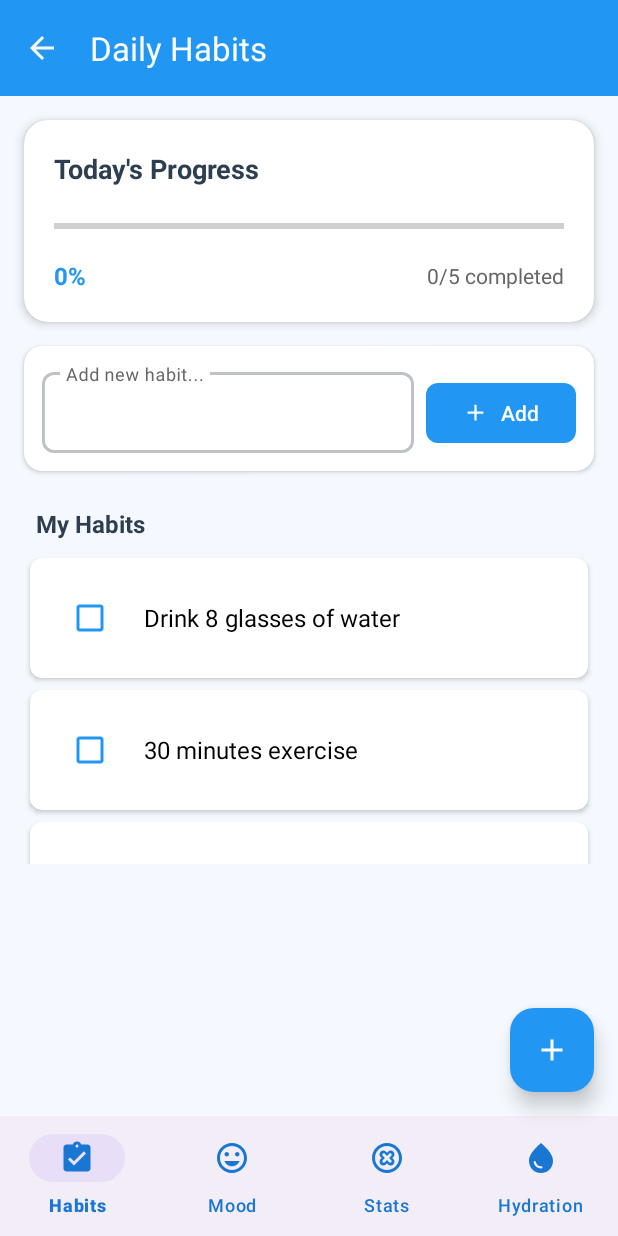
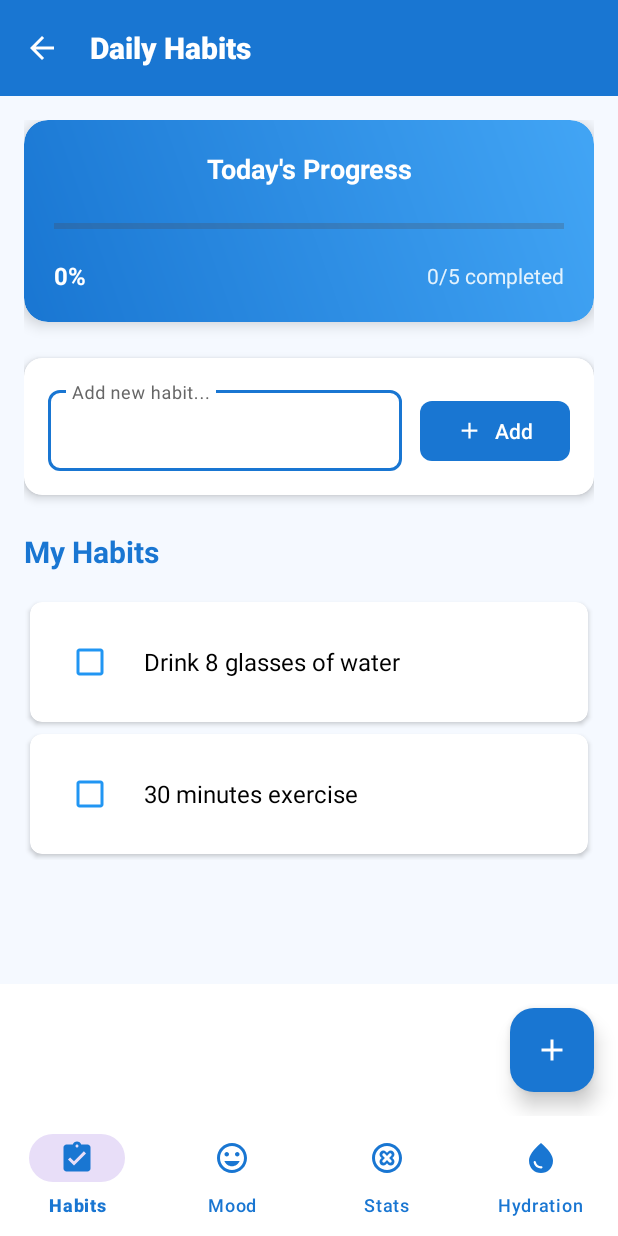
Before and after one commit to thusithassilva/HealthApp, an Android app: the HabitsActivity screen opened directly, with no data from a screen before it, on a phone screen of 412 x 824 dp. Run offline under Robolectric (Android 15) with nearby library versions, the phone set to English and light mode, and no system bars.

Commit message:
habit update1

```diff
--- a/app/src/main/java/com/example/healthapp/HabitsActivity.kt
+++ b/app/src/main/java/com/example/healthapp/HabitsActivity.kt
@@ -59,11 +59,12 @@ class HabitsActivity : AppCompatActivity() {
     }
 
     private fun setupClickListeners() {
+        // FAB click listener
         binding.fabAddHabit.setOnClickListener {
             showAddHabitDialog()
         }
 
-        // Add click listener for the Add button in the card
+        // Add button in the card click listener
         binding.btnAddHabit.setOnClickListener {
             showAddHabitDialog()
         }
--- a/app/src/main/res/layout/activity_habits.xml
+++ b/app/src/main/res/layout/activity_habits.xml
@@ -1,50 +1,61 @@
 <?xml version="1.0" encoding="utf-8"?>
-<androidx.coordinatorlayout.widget.CoordinatorLayout xmlns:android="http://schemas.android.com/apk/res/android"
+<LinearLayout xmlns:android="http://schemas.android.com/apk/res/android"
     xmlns:app="http://schemas.android.com/apk/res-auto"
     android:layout_width="match_parent"
     android:layout_height="match_parent"
-    android:background="@color/light_background">
+    android:orientation="vertical"
+    android:background="@color/white">
 
     <!-- Toolbar -->
     <com.google.android.material.appbar.MaterialToolbar
         android:id="@+id/toolbar"
         android:layout_width="match_parent"
         android:layout_height="?attr/actionBarSize"
-        android:background="@color/primary_color"
+        android:background="@color/primary_blue"
         android:theme="@style/ThemeOverlay.MaterialComponents.Dark.ActionBar"
         app:navigationIcon="@drawable/ic_arrow_back_white"
         app:title="Daily Habits"
-        app:titleTextColor="@color/white" />
+        app:titleTextColor="@color/white"
+        app:titleTextAppearance="@style/BoldToolbarTitle" />
+
+    <ScrollView
+        android:layout_width="match_parent"
+        android:layout_height="0dp"
+        android:layout_weight="1"
+        android:padding="16dp"
+        android:background="@color/light_background"
+        android:scrollbars="none">
 
         <LinearLayout
             android:layout_width="match_parent"
-        android:layout_height="match_parent"
-        android:orientation="vertical"
-        android:paddingTop="?attr/actionBarSize">
+            android:layout_height="wrap_content"
+            android:orientation="vertical">
 
             <!-- Progress Section -->
             <androidx.cardview.widget.CardView
                 android:layout_width="match_parent"
                 android:layout_height="wrap_content"
-            android:layout_margin="16dp"
+                android:layout_marginBottom="24dp"
                 app:cardCornerRadius="16dp"
-            app:cardElevation="4dp"
+                app:cardElevation="6dp"
                 app:cardBackgroundColor="@color/white">
 
                 <LinearLayout
                     android:layout_width="match_parent"
                     android:layout_height="wrap_content"
                     android:orientation="vertical"
-                android:padding="20dp">
+                    android:padding="20dp"
+                    android:background="@drawable/card_gradient_primary">
 
                     <TextView
                         android:layout_width="match_parent"
                         android:layout_height="wrap_content"
                         android:text="Today's Progress"
-                    android:textColor="@color/dark_text"
+                        android:textColor="@color/white"
                         android:textSize="18sp"
                         android:textStyle="bold"
-                    android:layout_marginBottom="16dp" />
+                        android:layout_marginBottom="16dp"
+                        android:gravity="center" />
 
                     <ProgressBar
                         android:id="@+id/progressDaily"
@@ -52,8 +63,8 @@
                         android:layout_width="match_parent"
                         android:layout_height="20dp"
                         android:progress="0"
-                    android:progressTint="@color/primary_color"
-                    android:backgroundTint="@color/light_gray" />
+                        android:progressTint="@color/white"
+                        android:backgroundTint="@color/light_blue_white" />
 
                     <LinearLayout
                         android:layout_width="match_parent"
@@ -68,7 +79,7 @@
                             android:layout_height="wrap_content"
                             android:layout_weight="1"
                             android:text="0%"
-                        android:textColor="@color/primary_color"
+                            android:textColor="@color/white"
                             android:textSize="16sp"
                             android:textStyle="bold" />
 
@@ -77,7 +88,7 @@
                             android:layout_width="wrap_content"
                             android:layout_height="wrap_content"
                             android:text="0/0 completed"
-                        android:textColor="@color/gray"
+                            android:textColor="@color/light_blue_white"
                             android:textSize="14sp" />
 
                     </LinearLayout>
@@ -87,7 +98,7 @@
                         android:layout_width="match_parent"
                         android:layout_height="wrap_content"
                         android:text="🎉 Congratulations! All habits completed!"
-                    android:textColor="@color/success_green"
+                        android:textColor="@color/white"
                         android:textSize="14sp"
                         android:textStyle="bold"
                         android:gravity="center"
@@ -102,30 +113,28 @@
             <androidx.cardview.widget.CardView
                 android:layout_width="match_parent"
                 android:layout_height="wrap_content"
-            android:layout_marginStart="16dp"
-            android:layout_marginEnd="16dp"
-            android:layout_marginBottom="16dp"
+                android:layout_marginBottom="24dp"
                 app:cardCornerRadius="12dp"
-            app:cardElevation="2dp"
+                app:cardElevation="4dp"
                 app:cardBackgroundColor="@color/white">
 
                 <LinearLayout
                     android:layout_width="match_parent"
                     android:layout_height="wrap_content"
                     android:orientation="horizontal"
-                android:padding="12dp">
+                    android:padding="16dp">
 
                     <com.google.android.material.textfield.TextInputLayout
                         android:layout_width="0dp"
                         android:layout_height="wrap_content"
                         android:layout_weight="1"
-                    android:layout_marginEnd="8dp"
+                        android:layout_marginEnd="12dp"
                         app:boxBackgroundMode="outline"
                         app:boxCornerRadiusBottomEnd="8dp"
                         app:boxCornerRadiusBottomStart="8dp"
                         app:boxCornerRadiusTopEnd="8dp"
                         app:boxCornerRadiusTopStart="8dp"
-                    app:boxStrokeColor="@color/input_border"
+                        app:boxStrokeColor="@color/primary_blue"
                         app:hintTextColor="@color/gray">
 
                         <com.google.android.material.textfield.TextInputEditText
@@ -150,43 +159,43 @@
                         app:cornerRadius="8dp"
                         app:icon="@drawable/ic_add"
                         app:iconTint="@color/white"
-                    app:backgroundTint="@color/primary_color" />
+                        app:backgroundTint="@color/primary_blue" />
 
                 </LinearLayout>
 
             </androidx.cardview.widget.CardView>
 
-        <!-- Habits List -->
+            <!-- Habits List Section -->
             <TextView
                 android:layout_width="match_parent"
                 android:layout_height="wrap_content"
                 android:text="My Habits"
-            android:textColor="@color/dark_text"
-            android:textSize="16sp"
+                android:textColor="@color/primary_blue"
+                android:textSize="20sp"
                 android:textStyle="bold"
-            android:layout_marginStart="24dp"
-            android:layout_marginTop="8dp"
-            android:layout_marginBottom="8dp" />
+                android:layout_marginBottom="16dp" />
 
             <androidx.recyclerview.widget.RecyclerView
                 android:id="@+id/rvHabits"
                 android:layout_width="match_parent"
-            android:layout_height="0dp"
-            android:layout_weight="1"
-            android:layout_marginStart="16dp"
-            android:layout_marginEnd="16dp"
+                android:layout_height="wrap_content"
                 android:layout_marginBottom="80dp" />
 
-        <!-- Add Habit FAB -->
+        </LinearLayout>
+
+    </ScrollView>
+
+    <!-- Floating Action Button -->
     <com.google.android.material.floatingactionbutton.FloatingActionButton
         android:id="@+id/fabAddHabit"
         android:layout_width="wrap_content"
         android:layout_height="wrap_content"
         android:layout_gravity="end|bottom"
         android:layout_margin="16dp"
-            android:src="@drawable/ic_add"
+        android:contentDescription="Add new habit"
+        app:backgroundTint="@color/primary_blue"
         app:tint="@color/white"
-            app:backgroundTint="@color/primary_color"
+        app:srcCompat="@drawable/ic_add"
         app:elevation="8dp" />
 
     <!-- Bottom Navigation -->
@@ -194,12 +203,11 @@
         android:id="@+id/bottomNavigationView"
         android:layout_width="match_parent"
         android:layout_height="wrap_content"
-            android:layout_gravity="bottom"
         app:menu="@menu/bottom_navigation_menu"
         app:labelVisibilityMode="labeled"
         app:itemIconTint="@color/bottom_nav_color"
-            app:itemTextColor="@color/bottom_nav_color" />
+        app:itemTextColor="@color/bottom_nav_color"
+        android:background="@color/white"
+        app:elevation="8dp" />
 
 </LinearLayout>
-
-</androidx.coordinatorlayout.widget.CoordinatorLayout>
```
Lines whose indentation alone changed are shown as unchanged.
